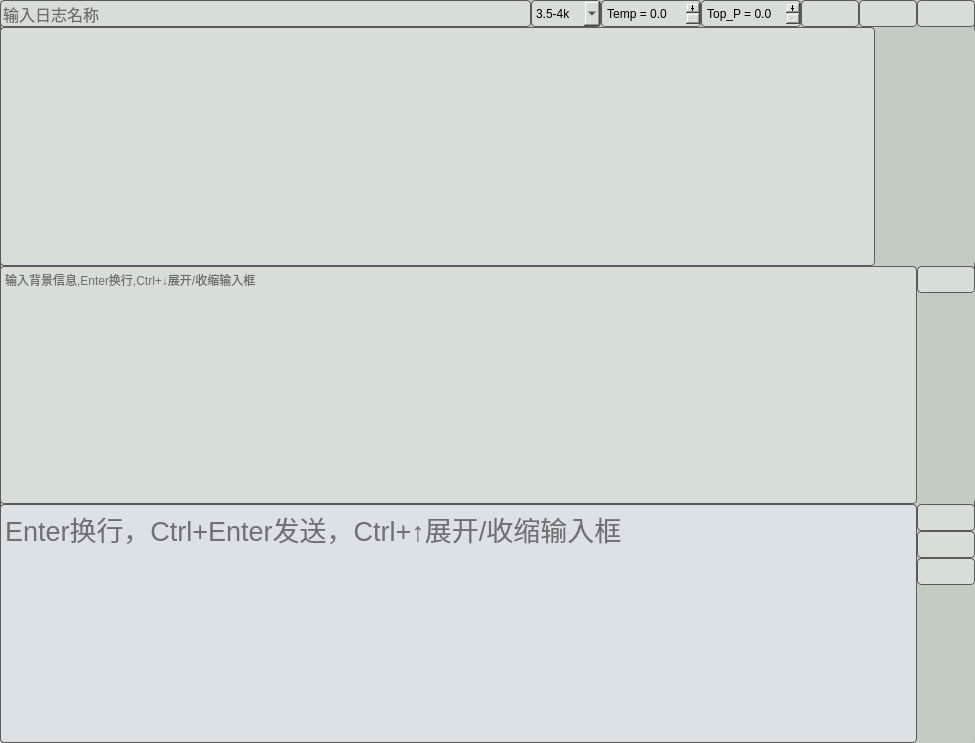
Old version of the form chatgpt_project/ui/chatgpt_ui.ui in the repository bigdeeer/toolbox.
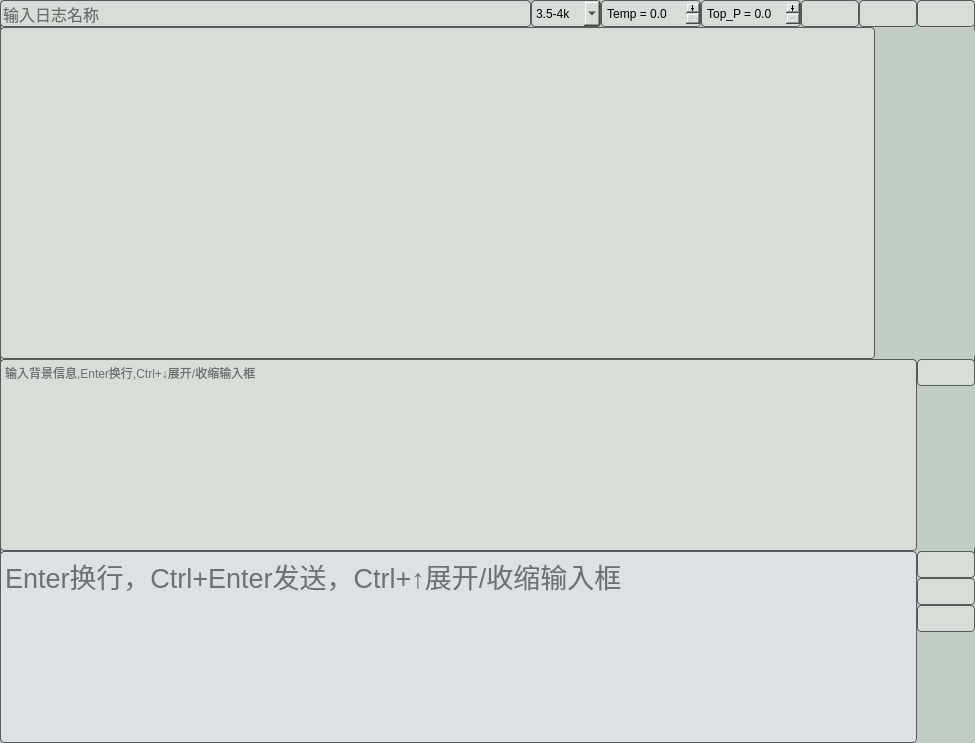
New version of the form. Icons and pictures are not drawn.

The edit to the form file:
```diff
--- a/chatgpt_project/ui/chatgpt_ui.ui
+++ b/chatgpt_project/ui/chatgpt_ui.ui
@@ -391,6 +391,12 @@
     </item>
     <item>
      <widget class="QWidget" name="dialog_layout_w" native="true">
+      <property name="sizePolicy">
+       <sizepolicy hsizetype="Expanding" vsizetype="Expanding">
+        <horstretch>0</horstretch>
+        <verstretch>0</verstretch>
+       </sizepolicy>
+      </property>
       <property name="styleSheet">
        <string notr="true">border:0px;</string>
       </property>
@@ -462,7 +468,7 @@
     <item>
      <widget class="QWidget" name="system_layout_w" native="true">
       <property name="sizePolicy">
-       <sizepolicy hsizetype="Expanding" vsizetype="Expanding">
+       <sizepolicy hsizetype="Expanding" vsizetype="Fixed">
         <horstretch>0</horstretch>
         <verstretch>0</verstretch>
        </sizepolicy>
@@ -605,7 +611,7 @@
     <item>
      <widget class="QWidget" name="input_layout_w" native="true">
       <property name="sizePolicy">
-       <sizepolicy hsizetype="Ignored" vsizetype="Expanding">
+       <sizepolicy hsizetype="Expanding" vsizetype="Fixed">
         <horstretch>0</horstretch>
         <verstretch>0</verstretch>
        </sizepolicy>
```
